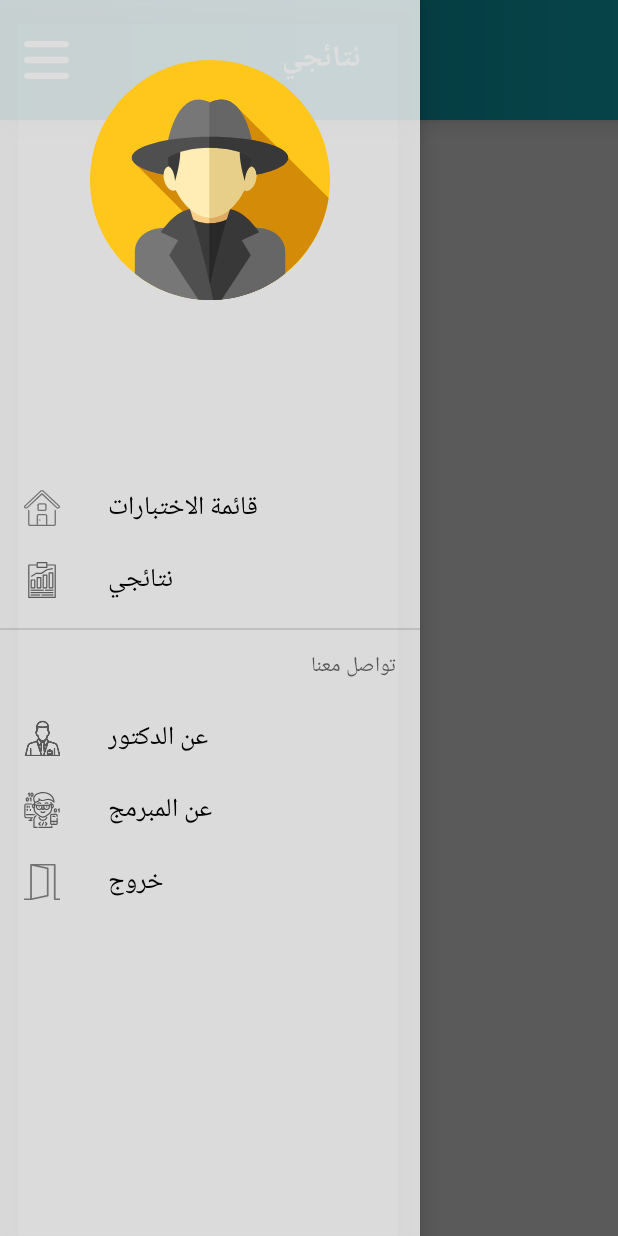
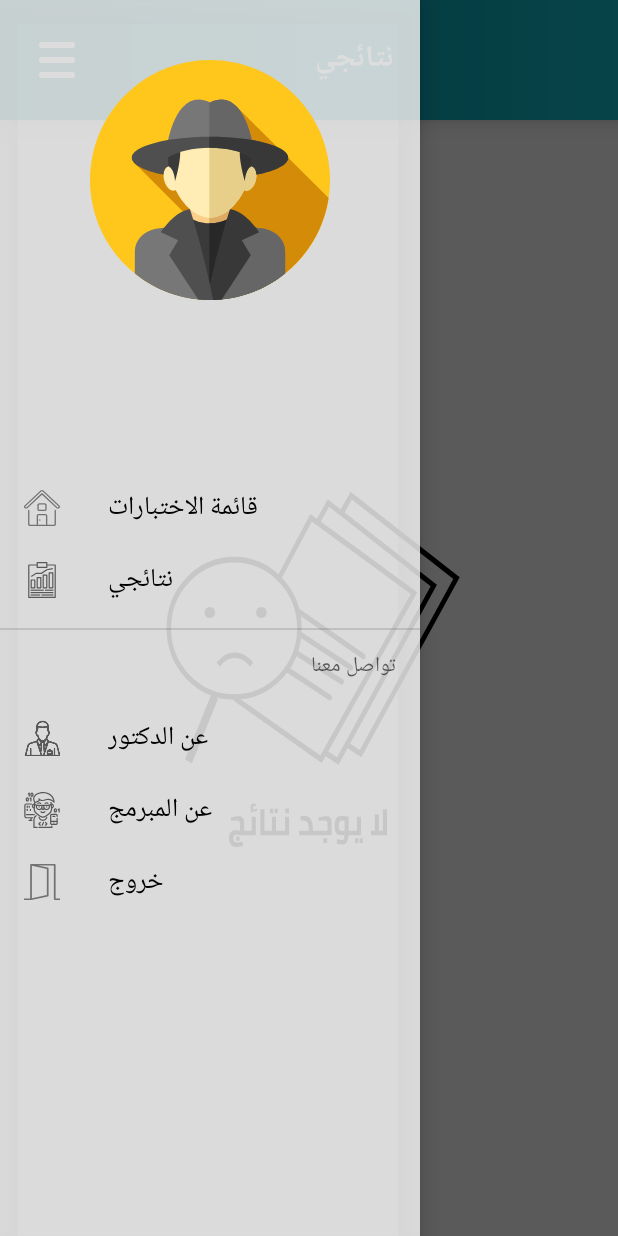
Before and after one commit to aartisoft/Exam, an Android app: the fragment MyResults placed in its activity, with the side drawer open, on a phone screen of 412 x 824 dp. Run offline under Robolectric (Android 15) with nearby library versions, the phone set to English and light mode, and no system bars; our stand-ins replace ButterKnife, CircleImageView, Firebase (no records; nobody signed in at launch, a user with empty details on screens opened directly); Roboto replaces fonts that are not available here; 1 statement that could not run was skipped.

Commit message:
Added My Results

```diff
--- a/app/src/main/java/com/essam/microprocess/dressamdaher/Contracts/MyResultContract.java
+++ b/app/src/main/java/com/essam/microprocess/dressamdaher/Contracts/MyResultContract.java
@@ -12,6 +12,8 @@ public interface MyResultContract {
     interface view {
 
         void ConfigRecycler(List<Result_Pojo> result);
+
+        void Problem(String s);
     }
     interface presenter {
 
--- a/app/src/main/java/com/essam/microprocess/dressamdaher/Fragment/ExamList.java
+++ b/app/src/main/java/com/essam/microprocess/dressamdaher/Fragment/ExamList.java
@@ -65,7 +65,7 @@ public class ExamList extends Fragment implements ExamListContract.view{
 
          ButterKnife.bind(this,v);
          ControlPanel.Title.setText(R.string.examList);
-
+        ControlPanel.progressBar.setVisibility(View.VISIBLE);
 
         //Get Time From Server Then run Recycler .
         presenter = new ExamListPresenter(this);
@@ -94,10 +94,13 @@ public class ExamList extends Fragment implements ExamListContract.view{
             @Override
             public void onDataChange(@NonNull DataSnapshot dataSnapshot) {
                 if(dataSnapshot.exists()){
+                    ControlPanel.progressBar.setVisibility(View.GONE);
                     background.setVisibility(View.GONE);
+
                 }
                 else {
                     background.setVisibility(View.VISIBLE);
+                    ControlPanel.progressBar.setVisibility(View.GONE);
                 }
             }
 
--- a/app/src/main/java/com/essam/microprocess/dressamdaher/Fragment/MyResults.java
+++ b/app/src/main/java/com/essam/microprocess/dressamdaher/Fragment/MyResults.java
@@ -8,6 +8,7 @@ import android.support.v7.widget.RecyclerView;
 import android.view.LayoutInflater;
 import android.view.View;
 import android.view.ViewGroup;
+import android.widget.ImageView;
 
 import com.essam.microprocess.dressamdaher.Adapter.MyResult_Rec_Adapter;
 import com.essam.microprocess.dressamdaher.Contracts.MyResultContract;
@@ -27,15 +28,18 @@ public class MyResults extends Fragment implements MyResultContract.view {
 
     @BindView(R.id.MyResult_rec)
     RecyclerView recyclerView;
+    @BindView(R.id.backgroundground)
+    ImageView backgroundground;
 
     MyResultContract.presenter presenter;
     @Override
     public View onCreateView(LayoutInflater inflater, ViewGroup container,
                              Bundle savedInstanceState) {
-        // Inflate the layout for this fragment
+        // Inflate the layout for this fragment .
          View v = inflater.inflate(R.layout.fragment_my_results, container, false);
         ButterKnife.bind(this , v);
         ControlPanel.Title.setText(R.string.MyResult);
+        ControlPanel.progressBar.setVisibility(View.VISIBLE);
         //initialize Presenter .
         presenter = new MyResultPresenter(this);
 
@@ -46,8 +50,21 @@ public class MyResults extends Fragment implements MyResultContract.view {
 
     @Override
     public void ConfigRecycler(List<Result_Pojo> result) {
+        //Stop progress .
+        ControlPanel.progressBar.setVisibility(View.GONE);
+
         MyResult_Rec_Adapter adapter = new MyResult_Rec_Adapter(result);
         recyclerView.setLayoutManager(new LinearLayoutManager(getActivity()));
         recyclerView.setAdapter(adapter);
     }
+
+    @Override
+    public void Problem(String s) {
+        //Stop progress .
+        ControlPanel.progressBar.setVisibility(View.GONE);
+        backgroundground.setVisibility(View.VISIBLE);
+
+
+    }
+
 }
--- a/app/src/main/java/com/essam/microprocess/dressamdaher/MainModle/MyResultModel.java
+++ b/app/src/main/java/com/essam/microprocess/dressamdaher/MainModle/MyResultModel.java
@@ -37,7 +37,7 @@ public class MyResultModel implements MyResultContract.model {
         Query query = FirebaseDatabase.getInstance().getReference(DataBase_Refrences.RESULT.getRef()).orderByChild("uid")
                 .equalTo(FirebaseAuth.getInstance().getCurrentUser().getUid());
 
-        query.addValueEventListener(new ValueEventListener() {
+        query.addListenerForSingleValueEvent(new ValueEventListener() {
             @Override
             public void onDataChange(@NonNull DataSnapshot dataSnapshot) {
                     if(dataSnapshot.exists()){
--- a/app/src/main/java/com/essam/microprocess/dressamdaher/MainPresnter/MyResultPresenter.java
+++ b/app/src/main/java/com/essam/microprocess/dressamdaher/MainPresnter/MyResultPresenter.java
@@ -25,7 +25,7 @@ public class MyResultPresenter implements MyResultContract.presenter {
 
     @Override
     public void Problem(String s) {
-
+        view.Problem(s);
     }
 
     @Override
--- a/app/src/main/java/com/essam/microprocess/dressamdaher/Views/ControlPanel.java
+++ b/app/src/main/java/com/essam/microprocess/dressamdaher/Views/ControlPanel.java
@@ -14,6 +14,7 @@ import android.view.Menu;
 import android.view.MenuItem;
 import android.view.View;
 import android.widget.ImageView;
+import android.widget.ProgressBar;
 import android.widget.TextView;
 import android.widget.Toast;
 
@@ -49,7 +50,7 @@ public class ControlPanel extends AppCompatActivity
     AnimatedDialog animatedDialog;
     CircleImageView circleImageView;
     TextView UserName;
-
+    public static ProgressBar progressBar;
     @Override
     protected void onCreate(Bundle savedInstanceState) {
         super.onCreate(savedInstanceState);
@@ -104,6 +105,7 @@ public class ControlPanel extends AppCompatActivity
         navigation = findViewById(R.id.navigation);
         Title      = toolbar.findViewById(R.id.toolbar_title);
         auth       = FirebaseAuth.getInstance();
+        progressBar = findViewById(R.id.progressBar);
         animatedDialog = new AnimatedDialog(this);
         View headerLayout = navigation.getHeaderView(0);
         circleImageView = headerLayout.findViewById(R.id.myprofile);
--- a/app/src/main/res/values/styles.xml
+++ b/app/src/main/res/values/styles.xml
@@ -48,6 +48,8 @@
 
     </style>
 
-
+    <style name="AppTheme.spinner">
+        <item name="colorAccent">#fff</item>
+    </style>
 
 </resources>
```
Also changed, not shown: app/src/main/java/com/essam/microprocess/dressamdaher/Adapter/MyResult_Rec_Adapter.java (+22 -7 lines), app/src/main/res/drawable/ic_noresult.xml (added, +34 -0 lines), app/src/main/res/layout/activity_controlpanel.xml (+26 -7 lines), app/src/main/res/layout/fragment_my_results.xml (+10 -0 lines).
